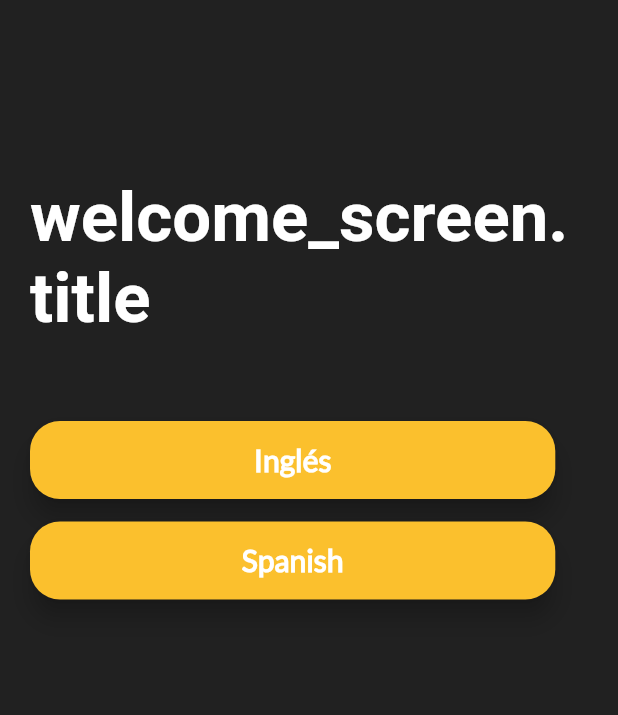
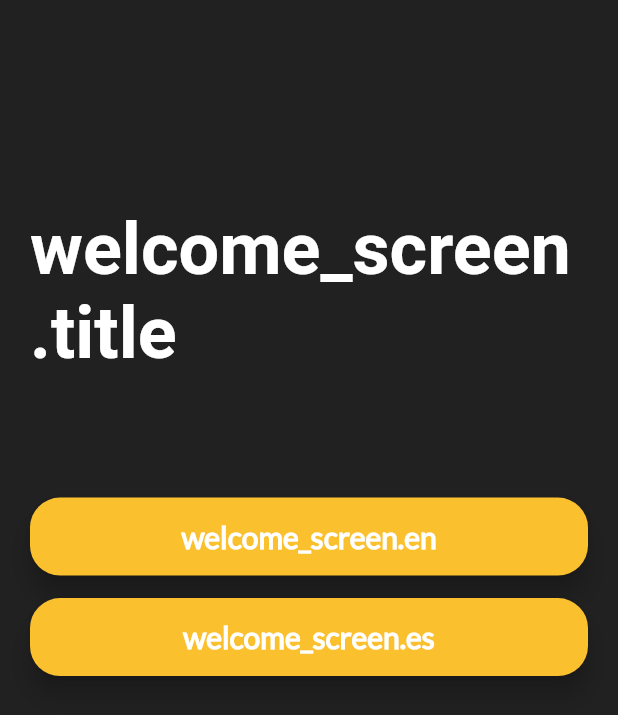
Before and after one commit to JoshuaR503/Vocabulary-Builder, a Flutter app: the screen it shows after launch, on a phone screen of 412 x 824 dp. Shown: the top 715 px of the screen. Run offline on Flutter 3.47's test engine with Material 2 defaults, Android fonts, the phone set to English and light mode, and no system bars; our stand-ins replace audioplayers, dynamic_theme, firebase_analytics, flutter_i18n, flutter_tts, share and 2 more; missing offline and left inert: clipboard_manager, firebase_admob, flutter_web_browser, material_search, vibrate; accounts and stored records are empty; statements that could not run were skipped.

Commit message:
small bug fixes and changes - #46

```diff
--- a/lib/pages/screens/welcome-screen.dart
+++ b/lib/pages/screens/welcome-screen.dart
@@ -31,10 +31,10 @@ class _WelcomeScreenState extends State<WelcomeScreen> {
                       child: Stack(
                         children: <Widget>[
                           Container(
-                            padding: EdgeInsets.only(top: height / 7, left: 20.0, right: 20.0),
+                            padding: EdgeInsets.only(top: height / 6, left: 20.0, right: 20.0),
                             child: Text(FlutterI18n.translate(context, 'welcome_screen.title'),
                               style: TextStyle(
-                                fontSize: 46.0,
+                                fontSize: 48.0,
                                 fontWeight: FontWeight.bold
                               )
                             ),
@@ -44,18 +44,18 @@ class _WelcomeScreenState extends State<WelcomeScreen> {
                     ),
                     orientation == Orientation.portrait ?
                       Container(
-                        padding: EdgeInsets.only(top:  height / 15, left: 20.0, right: 20.0),
+                        padding: EdgeInsets.only(top:  height / 10, left: 20.0, right: 20.0),
                         child: Column(
                           children: <Widget>[
                             _renderButton(
-                              name: 'Inglés',
+                              name: FlutterI18n.translate(context, 'welcome_screen.en'),
                               language: 'es',
                               model: model,
                               context: context
                             ),
                             SizedBox(height: 15.0),
                             _renderButton(
-                              name: 'Spanish',
+                              name: FlutterI18n.translate(context, 'welcome_screen.es'),
                               language: 'en',
                               model: model,
                               context: context
@@ -96,7 +96,7 @@ class _WelcomeScreenState extends State<WelcomeScreen> {
   Widget _renderButton({String name, String language, model, context}) {
 
     final double deviceWidth = MediaQuery.of(context).size.width;
-    final double targetWidth = deviceWidth > 768.0 ? 260.0 : deviceWidth * 0.85;
+    final double targetWidth = deviceWidth > 768.0 ? 260.0 : deviceWidth * 0.95;
 
     return GestureDetector(
       onTap: () =>
```
Also changed, not shown: lib/utils/db.helper.dart (+15 -30 lines), 1 other file.
